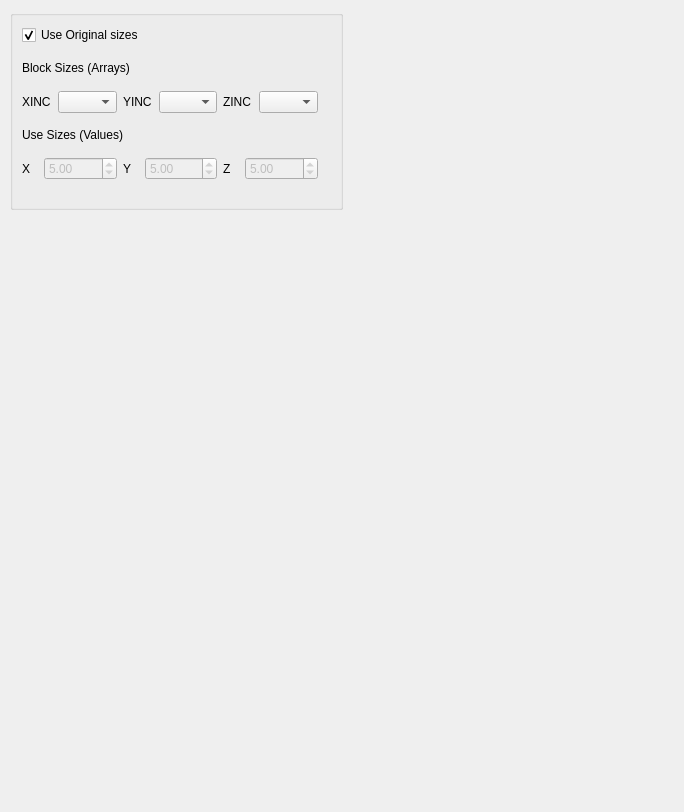
This is Plugins/PVGPlugins/Stable/Filters/ConvertPointsToBlocks/pqConvertPointsToBlocks.ui in ObjectivitySRC/ParaViewGeo as Qt 5 draws it before an edit. The edited form follows.
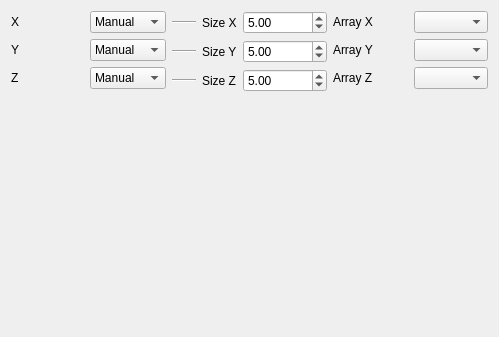
This is the edited form.

The edit to the form file:
```diff
--- a/Plugins/PVGPlugins/Stable/Filters/ConvertPointsToBlocks/pqConvertPointsToBlocks.ui
+++ b/Plugins/PVGPlugins/Stable/Filters/ConvertPointsToBlocks/pqConvertPointsToBlocks.ui
@@ -1,342 +1,243 @@
 <ui version="4.0" >
  <class>Form</class>
- <widget class="QWidget" name="Form" >
-  <property name="geometry" >
+ <widget class="QWidget" name="Form">
+  <property name="geometry">
    <rect>
     <x>0</x>
     <y>0</y>
-    <width>684</width>
-    <height>812</height>
+    <width>499</width>
+    <height>337</height>
    </rect>
   </property>
   <property name="windowTitle" >
    <string>Form</string>
   </property>
-  <widget class="QGroupBox" name="groupBox" >
-   <property name="geometry" >
-    <rect>
-     <x>10</x>
-     <y>10</y>
-     <width>333</width>
-     <height>200</height>
-    </rect>
-   </property>
-   <property name="title" >
-    <string/>
-   </property>
-   <layout class="QGridLayout" name="gridLayout" >
-    <item row="0" column="0" >
-     <layout class="QVBoxLayout" name="verticalLayout_3" >
+  <layout class="QVBoxLayout" name="verticalLayout">
       <item>
-       <widget class="QCheckBox" name="UseSizes" >
-        <property name="text" >
-         <string>Use Original sizes</string>
-        </property>
-        <property name="checked" >
-         <bool>true</bool>
-        </property>
-       </widget>
-      </item>
+    <layout class="QGridLayout" name="gridLayout_4">
+     <item row="0" column="0">
+      <layout class="QGridLayout" name="gridLayout_3">
+       <item row="0" column="1">
+        <widget class="QComboBox" name="XEntry">
       <item>
-       <layout class="QVBoxLayout" name="verticalLayout_2" >
-        <item>
-         <widget class="QLabel" name="label_9" >
-          <property name="text" >
-           <string>Block Sizes (Arrays)</string>
+          <property name="text">
+           <string>Manual</string>
           </property>
-         </widget>
         </item>
         <item>
-         <layout class="QHBoxLayout" name="horizontalLayout_8" >
-          <item>
-           <layout class="QHBoxLayout" name="horizontalLayout_5" >
-            <item>
-             <widget class="QLabel" name="label_8" >
-              <property name="sizePolicy" >
-               <sizepolicy vsizetype="Preferred" hsizetype="Fixed" >
-                <horstretch>0</horstretch>
-                <verstretch>0</verstretch>
-               </sizepolicy>
-              </property>
-              <property name="minimumSize" >
-               <size>
-                <width>30</width>
-                <height>0</height>
-               </size>
-              </property>
-              <property name="maximumSize" >
-               <size>
-                <width>30</width>
-                <height>16777215</height>
-               </size>
-              </property>
-              <property name="text" >
-               <string>XINC</string>
-              </property>
-             </widget>
-            </item>
-            <item>
-             <widget class="QComboBox" name="XINC" >
-              <item>
-               <property name="text" >
-                <string/>
-               </property>
-              </item>
-             </widget>
-            </item>
-           </layout>
-          </item>
+          <property name="text">
+           <string>Property</string>
+          </property>
+         </item>
+        </widget>
+       </item>
+       <item row="1" column="1">
+        <widget class="QComboBox" name="YEntry">
           <item>
-           <layout class="QHBoxLayout" name="horizontalLayout_6" >
-            <item>
-             <widget class="QLabel" name="label_7" >
-              <property name="sizePolicy" >
-               <sizepolicy vsizetype="Preferred" hsizetype="Fixed" >
-                <horstretch>30</horstretch>
-                <verstretch>0</verstretch>
-               </sizepolicy>
-              </property>
-              <property name="minimumSize" >
-               <size>
-                <width>30</width>
-                <height>0</height>
-               </size>
-              </property>
-              <property name="maximumSize" >
-               <size>
-                <width>30</width>
-                <height>16777215</height>
-               </size>
-              </property>
-              <property name="text" >
-               <string>YINC</string>
-              </property>
-             </widget>
+          <property name="text">
+           <string>Manual</string>
+          </property>
             </item>
             <item>
-             <widget class="QComboBox" name="YINC" >
-              <item>
-               <property name="text" >
-                <string/>
+          <property name="text">
+           <string>Property</string>
                </property>
               </item>
              </widget>
             </item>
-           </layout>
-          </item>
+       <item row="2" column="1">
+        <widget class="QComboBox" name="ZEntry">
           <item>
-           <layout class="QHBoxLayout" name="horizontalLayout_7" >
-            <item>
-             <widget class="QLabel" name="label_4" >
-              <property name="sizePolicy" >
-               <sizepolicy vsizetype="Preferred" hsizetype="Fixed" >
-                <horstretch>0</horstretch>
-                <verstretch>0</verstretch>
-               </sizepolicy>
-              </property>
-              <property name="minimumSize" >
-               <size>
-                <width>30</width>
-                <height>0</height>
-               </size>
-              </property>
-              <property name="maximumSize" >
-               <size>
-                <width>30</width>
-                <height>16777215</height>
-               </size>
-              </property>
-              <property name="text" >
-               <string>ZINC</string>
-              </property>
-             </widget>
+          <property name="text">
+           <string>Manual</string>
+          </property>
             </item>
             <item>
-             <widget class="QComboBox" name="ZINC" >
-              <item>
-               <property name="text" >
-                <string/>
+          <property name="text">
+           <string>Property</string>
                </property>
               </item>
              </widget>
             </item>
-           </layout>
-          </item>
-         </layout>
-        </item>
-       </layout>
-      </item>
-      <item>
-       <layout class="QVBoxLayout" name="verticalLayout" >
-        <item>
-         <widget class="QLabel" name="label_UsesSizes" >
-          <property name="enabled" >
-           <bool>true</bool>
-          </property>
-          <property name="text" >
-           <string>Use Sizes (Values)</string>
-          </property>
-         </widget>
-        </item>
-        <item>
-         <layout class="QHBoxLayout" name="horizontalLayout_4" >
-          <item>
-           <layout class="QHBoxLayout" name="horizontalLayout" >
-            <item>
-             <widget class="QLabel" name="label_10" >
-              <property name="sizePolicy" >
-               <sizepolicy vsizetype="Preferred" hsizetype="Fixed" >
-                <horstretch>0</horstretch>
-                <verstretch>0</verstretch>
-               </sizepolicy>
-              </property>
-              <property name="minimumSize" >
-               <size>
-                <width>16</width>
-                <height>0</height>
-               </size>
-              </property>
-              <property name="maximumSize" >
-               <size>
-                <width>16</width>
-                <height>16777215</height>
-               </size>
-              </property>
-              <property name="text" >
+       <item row="0" column="0">
+        <widget class="QLabel" name="label_7">
+         <property name="text">
                <string>X</string>
               </property>
              </widget>
             </item>
-            <item>
-             <widget class="QDoubleSpinBox" name="SizeCX" >
-              <property name="enabled" >
-               <bool>false</bool>
-              </property>
-              <property name="value" >
-               <double>5.000000000000000</double>
-              </property>
-             </widget>
-            </item>
-           </layout>
-          </item>
-          <item>
-           <layout class="QHBoxLayout" name="horizontalLayout_2" >
-            <item>
-             <widget class="QLabel" name="label_11" >
-              <property name="sizePolicy" >
-               <sizepolicy vsizetype="Preferred" hsizetype="Fixed" >
-                <horstretch>0</horstretch>
-                <verstretch>0</verstretch>
-               </sizepolicy>
-              </property>
-              <property name="minimumSize" >
-               <size>
-                <width>16</width>
-                <height>0</height>
-               </size>
-              </property>
-              <property name="maximumSize" >
-               <size>
-                <width>16</width>
-                <height>16777215</height>
-               </size>
-              </property>
-              <property name="text" >
+       <item row="1" column="0">
+        <widget class="QLabel" name="label_8">
+         <property name="text">
                <string>Y</string>
               </property>
              </widget>
             </item>
-            <item>
-             <widget class="QDoubleSpinBox" name="SizeCY" >
-              <property name="enabled" >
-               <bool>false</bool>
-              </property>
-              <property name="value" >
-               <double>5.000000000000000</double>
-              </property>
-             </widget>
-            </item>
-           </layout>
-          </item>
-          <item>
-           <layout class="QHBoxLayout" name="horizontalLayout_3" >
-            <item>
-             <widget class="QLabel" name="label_5" >
-              <property name="sizePolicy" >
-               <sizepolicy vsizetype="Preferred" hsizetype="Fixed" >
-                <horstretch>0</horstretch>
-                <verstretch>0</verstretch>
-               </sizepolicy>
-              </property>
-              <property name="minimumSize" >
-               <size>
-                <width>16</width>
-                <height>0</height>
-               </size>
-              </property>
-              <property name="maximumSize" >
-               <size>
-                <width>16</width>
-                <height>16777215</height>
-               </size>
-              </property>
-              <property name="text" >
+       <item row="2" column="0">
+        <widget class="QLabel" name="label_9">
+         <property name="text">
                <string>Z</string>
               </property>
              </widget>
             </item>
-            <item>
-             <widget class="QDoubleSpinBox" name="SizeCZ" >
-              <property name="enabled" >
-               <bool>false</bool>
-              </property>
-              <property name="value" >
+      </layout>
+     </item>
+     <item row="0" column="1">
+      <layout class="QGridLayout" name="gridLayout_2">
+       <item row="0" column="1">
+        <widget class="QLabel" name="label_4">
+         <property name="text">
+          <string>Size X</string>
+         </property>
+        </widget>
+       </item>
+       <item row="0" column="2">
+        <widget class="QDoubleSpinBox" name="SizeCX">
+         <property name="enabled">
+          <bool>true</bool>
+         </property>
+         <property name="minimum">
+          <double>0.000000000000000</double>
+         </property>
+         <property name="maximum">
+          <double>999999999.000000000000000</double>
+         </property>
+         <property name="value">
                <double>5.000000000000000</double>
               </property>
              </widget>
             </item>
-           </layout>
-          </item>
-         </layout>
-        </item>
-       </layout>
-      </item>
-     </layout>
-    </item>
-    <item row="0" column="1" >
-     <spacer name="horizontalSpacer" >
-      <property name="orientation" >
+       <item row="1" column="1">
+        <widget class="QLabel" name="label_5">
+         <property name="text">
+          <string>Size Y</string>
+         </property>
+        </widget>
+       </item>
+       <item row="1" column="2">
+        <widget class="QDoubleSpinBox" name="SizeCY">
+         <property name="enabled">
+          <bool>true</bool>
+         </property>
+         <property name="maximum">
+          <double>999999999.000000000000000</double>
+         </property>
+         <property name="value">
+          <double>5.000000000000000</double>
+         </property>
+        </widget>
+       </item>
+       <item row="2" column="1">
+        <widget class="QLabel" name="label_6">
+         <property name="text">
+          <string>Size Z</string>
+         </property>
+        </widget>
+       </item>
+       <item row="2" column="2">
+        <widget class="QDoubleSpinBox" name="SizeCZ">
+         <property name="enabled">
+          <bool>true</bool>
+         </property>
+         <property name="maximum">
+          <double>999999999.000000000000000</double>
+         </property>
+         <property name="value">
+          <double>5.000000000000000</double>
+         </property>
+        </widget>
+       </item>
+       <item row="0" column="0">
+        <widget class="Line" name="line">
+         <property name="orientation">
        <enum>Qt::Horizontal</enum>
       </property>
-      <property name="sizeType" >
-       <enum>QSizePolicy::Fixed</enum>
-      </property>
-      <property name="sizeHint" stdset="0" >
-       <size>
-        <width>13</width>
-        <height>150</height>
-       </size>
-      </property>
-     </spacer>
-    </item>
-    <item row="1" column="0" >
-     <spacer name="verticalSpacer" >
-      <property name="orientation" >
+        </widget>
+       </item>
+       <item row="2" column="0">
+        <widget class="Line" name="line_2">
+         <property name="orientation">
+          <enum>Qt::Horizontal</enum>
+         </property>
+        </widget>
+       </item>
+       <item row="1" column="0">
+        <widget class="Line" name="line_3">
+         <property name="orientation">
+          <enum>Qt::Horizontal</enum>
+         </property>
+        </widget>
+       </item>
+      </layout>
+     </item>
+     <item row="0" column="2">
+      <layout class="QGridLayout" name="gridLayout">
+       <item row="0" column="0">
+        <widget class="QLabel" name="label">
+         <property name="text">
+          <string>Array X</string>
+         </property>
+        </widget>
+       </item>
+       <item row="0" column="1">
+        <widget class="QComboBox" name="XINC">
+         <item>
+          <property name="text">
+           <string/>
+          </property>
+         </item>
+        </widget>
+       </item>
+       <item row="1" column="0">
+        <widget class="QLabel" name="label_2">
+         <property name="text">
+          <string>Array Y</string>
+         </property>
+        </widget>
+       </item>
+       <item row="1" column="1">
+        <widget class="QComboBox" name="YINC">
+         <item>
+          <property name="text">
+           <string/>
+          </property>
+         </item>
+        </widget>
+       </item>
+       <item row="2" column="0">
+        <widget class="QLabel" name="label_3">
+         <property name="text">
+          <string>Array Z</string>
+         </property>
+        </widget>
+       </item>
+       <item row="2" column="1">
+        <widget class="QComboBox" name="ZINC">
+         <item>
+          <property name="text">
+           <string/>
+          </property>
+         </item>
+        </widget>
+       </item>
+      </layout>
+     </item>
+    </layout>
+   </item>
+   <item>
+    <spacer name="verticalSpacer_3">
+     <property name="orientation">
        <enum>Qt::Vertical</enum>
       </property>
-      <property name="sizeType" >
-       <enum>QSizePolicy::Fixed</enum>
-      </property>
-      <property name="sizeHint" stdset="0" >
+     <property name="sizeHint" stdset="0">
        <size>
-        <width>288</width>
-        <height>18</height>
+       <width>20</width>
+       <height>40</height>
        </size>
       </property>
      </spacer>
     </item>
    </layout>
-  </widget>
  </widget>
  <resources/>
  <connections/>
```
Left out of the diff: 5 changed lines with no effect on the pictures. Lines whose indentation alone changed are shown as unchanged.
